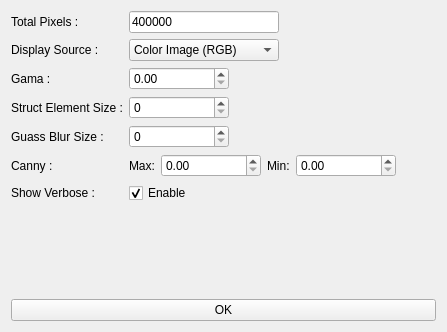
The window that gui/ui/preprocess_control.ui (panderan/text-detection) describes before a commit, drawn with Qt 5.
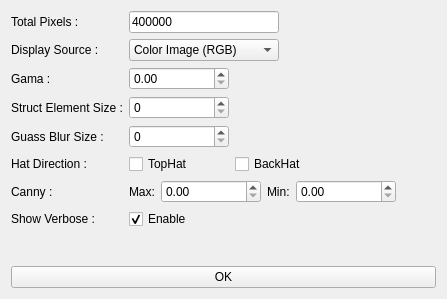
The same window after the commit.

```diff
--- a/gui/ui/preprocess_control.ui
+++ b/gui/ui/preprocess_control.ui
@@ -10,7 +10,7 @@
     <x>0</x>
     <y>0</y>
     <width>447</width>
-    <height>332</height>
+    <height>299</height>
    </rect>
   </property>
   <property name="windowTitle">
@@ -176,7 +176,7 @@
        </property>
       </widget>
      </item>
-     <item row="5" column="1">
+     <item row="6" column="1">
       <layout class="QHBoxLayout" name="horizontalLayout">
        <property name="sizeConstraint">
         <enum>QLayout::SetMaximumSize</enum>
@@ -209,7 +209,7 @@
           </size>
          </property>
          <property name="maximum">
-          <double>1.000000000000000</double>
+          <double>10.000000000000000</double>
          </property>
         </widget>
        </item>
@@ -241,27 +241,27 @@
           </size>
          </property>
          <property name="maximum">
-          <double>1.000000000000000</double>
+          <double>10.000000000000000</double>
          </property>
         </widget>
        </item>
       </layout>
      </item>
-     <item row="5" column="0">
+     <item row="6" column="0">
       <widget class="QLabel" name="label_canny">
        <property name="text">
         <string>Canny :</string>
        </property>
       </widget>
      </item>
-     <item row="6" column="0">
+     <item row="7" column="0">
       <widget class="QLabel" name="label_show_verbose">
        <property name="text">
         <string>Show Verbose :</string>
        </property>
       </widget>
      </item>
-     <item row="6" column="1">
+     <item row="7" column="1">
       <widget class="QCheckBox" name="checkbox_show_verbose">
        <property name="text">
         <string>Enable</string>
@@ -271,6 +271,58 @@
        </property>
       </widget>
      </item>
+     <item row="5" column="0">
+      <widget class="QLabel" name="label">
+       <property name="text">
+        <string>Hat Direction :</string>
+       </property>
+      </widget>
+     </item>
+     <item row="5" column="1">
+      <layout class="QHBoxLayout" name="layout_hat_options">
+       <property name="sizeConstraint">
+        <enum>QLayout::SetMaximumSize</enum>
+       </property>
+       <item>
+        <widget class="QCheckBox" name="checkbox_top_hat">
+         <property name="sizePolicy">
+          <sizepolicy hsizetype="Preferred" vsizetype="Fixed">
+           <horstretch>0</horstretch>
+           <verstretch>0</verstretch>
+          </sizepolicy>
+         </property>
+         <property name="minimumSize">
+          <size>
+           <width>100</width>
+           <height>0</height>
+          </size>
+         </property>
+         <property name="text">
+          <string>TopHat</string>
+         </property>
+        </widget>
+       </item>
+       <item>
+        <widget class="QCheckBox" name="checkbox_back_hat">
+         <property name="sizePolicy">
+          <sizepolicy hsizetype="Preferred" vsizetype="Fixed">
+           <horstretch>0</horstretch>
+           <verstretch>0</verstretch>
+          </sizepolicy>
+         </property>
+         <property name="minimumSize">
+          <size>
+           <width>100</width>
+           <height>0</height>
+          </size>
+         </property>
+         <property name="text">
+          <string>BackHat</string>
+         </property>
+        </widget>
+       </item>
+      </layout>
+     </item>
     </layout>
    </item>
    <item>
```
Left out of the diff: 5 changed lines with no effect on the pictures.
